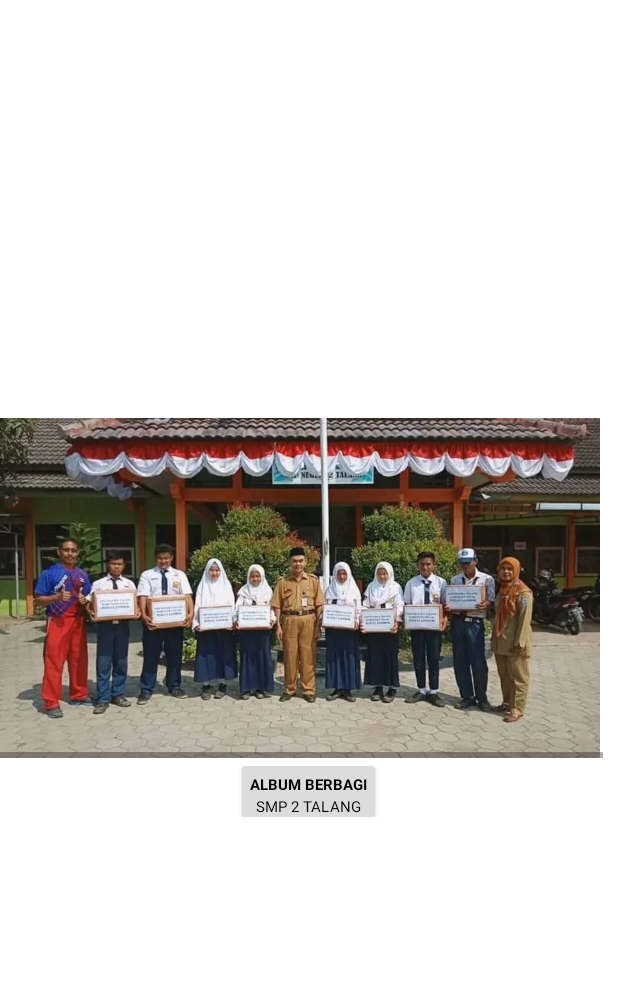
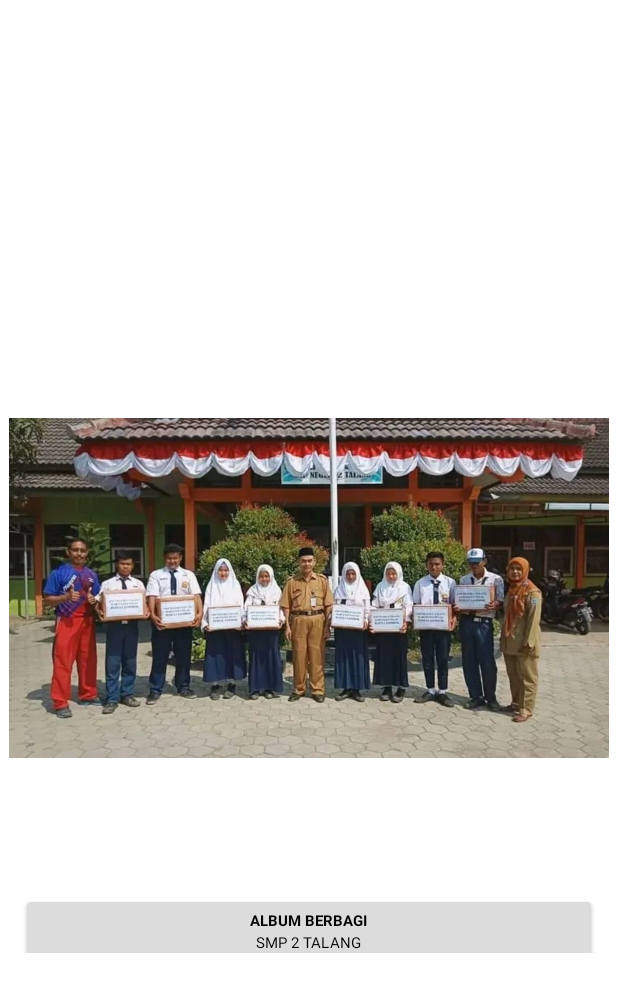
Before and after one commit to aldimughniy/SMP_NEGERI_2_TALANG, an Android app: the layout activity_berbagi.xml on its own in the app's theme, with its tools: preview values and no code run, on a phone screen of 412 x 824 dp. Shown: the top 992 px of the screen. Run offline under Robolectric (Android 15) with nearby library versions, the phone set to English and light mode, and no system bars.

Commit message:
committ11

```diff
--- a/app/src/main/AndroidManifest.xml
+++ b/app/src/main/AndroidManifest.xml
@@ -70,6 +70,9 @@
             android:name=".VollyActivity"
             android:exported="false" />
         <activity
+            android:name=".BerbagiActivity"
+            android:exported="false" />
+        <activity
             android:name=".SplashScreenActivity"
             android:exported="true">
             <intent-filter>
--- a/app/src/main/java/com/example/smpnegeri2talang/BerbagiActivity.java
+++ b/app/src/main/java/com/example/smpnegeri2talang/BerbagiActivity.java
@@ -1,4 +1,14 @@
 package com.example.smpnegeri2talang;
 
-public class BerbagiActivity {
+import androidx.appcompat.app.AppCompatActivity;
+
+import android.os.Bundle;
+
+public class BerbagiActivity extends AppCompatActivity {
+
+    @Override
+    protected void onCreate(Bundle savedInstanceState) {
+        super.onCreate(savedInstanceState);
+        setContentView(R.layout.activity_berbagi);
+    }
 }
--- a/app/src/main/java/com/example/smpnegeri2talang/GaleriActivity.java
+++ b/app/src/main/java/com/example/smpnegeri2talang/GaleriActivity.java
@@ -27,10 +27,11 @@ public class GaleriActivity extends AppCompatActivity {
     public void adiwiyata(View view) {
         Intent intent = new Intent(GaleriActivity.this, AdiwiyataActivity.class);
         startActivity(intent);
+
     }
 
     public void berbagi(View view) {
-        Intent intent = new Intent(GaleriActivity.this, BerbagiActivity.class);
+        Intent intent = new Intent(GaleriActivity.this,BerbagiActivity.class);
         startActivity(intent);
     }
 
--- a/app/src/main/res/layout/activity_berbagi.xml
+++ b/app/src/main/res/layout/activity_berbagi.xml
@@ -12,57 +12,16 @@
         android:gravity="center"
         android:orientation="vertical">
 
-        <HorizontalScrollView
-            android:layout_width="wrap_content"
-            android:layout_height="wrap_content">
-
-            <LinearLayout
-                android:layout_width="wrap_content"
-                android:layout_height="match_parent"
-                android:orientation="horizontal">
-
                 <LinearLayout
                     android:layout_width="wrap_content"
                     android:layout_height="wrap_content"
-                    android:layout_weight="1"
+                    android:layout_gravity="center"
                     android:orientation="vertical">
 
                     <ImageView
                         android:layout_width="400dp"
                         android:layout_height="wrap_content"
-                        android:adjustViewBounds="true"
                         android:src="@drawable/berbagi" />
-                </LinearLayout>
-
-                <RelativeLayout
-                    android:layout_width="7dp"
-                    android:layout_height="match_parent" />
-
-                <LinearLayout
-                    android:layout_width="wrap_content"
-                    android:layout_height="wrap_content"
-                    android:layout_weight="1"
-                    android:orientation="vertical">
-
-
-                </LinearLayout>
-
-                <RelativeLayout
-                    android:layout_width="7dp"
-                    android:layout_height="match_parent" />
-
-                <RelativeLayout
-                    android:layout_width="7dp"
-                    android:layout_height="match_parent" />
-
-            </LinearLayout>
-        </HorizontalScrollView>
-
-        <LinearLayout
-            android:layout_width="wrap_content"
-            android:layout_height="wrap_content"
-            android:gravity="center"
-            android:orientation="vertical">
 
                     <androidx.cardview.widget.CardView
                         android:layout_width="match_parent"
@@ -97,6 +56,8 @@
                             android:textSize="10sp" />
 
                     </androidx.cardview.widget.CardView>
+
                 </LinearLayout>
+
             </LinearLayout>
 </RelativeLayout>
--- a/app/src/main/res/layout/activity_galeri.xml
+++ b/app/src/main/res/layout/activity_galeri.xml
@@ -49,7 +49,7 @@
                                     android:layout_width="match_parent"
                                     android:layout_height="120dp"
                                     android:layout_marginTop="20dp"
-                                    android:onClick="Berbagi"
+                                    android:onClick="berbagi"
                                     app:cardCornerRadius="15dp">
 
                                     <RelativeLayout
@@ -72,7 +72,7 @@
                                             android:layout_height="100dp"
                                             android:layout_alignParentRight="true"
                                             android:maxHeight="100dp"
-                                            android:src="@drawable/human" />
+                                            android:src="@drawable/humann" />
                                     </RelativeLayout>
                                 </androidx.cardview.widget.CardView>
                             </LinearLayout>
```
Also changed, not shown: app/src/main/res/drawable/humann.png (renamed from app/src/main/res/drawable/human.png). Lines whose indentation alone changed are shown as unchanged.
